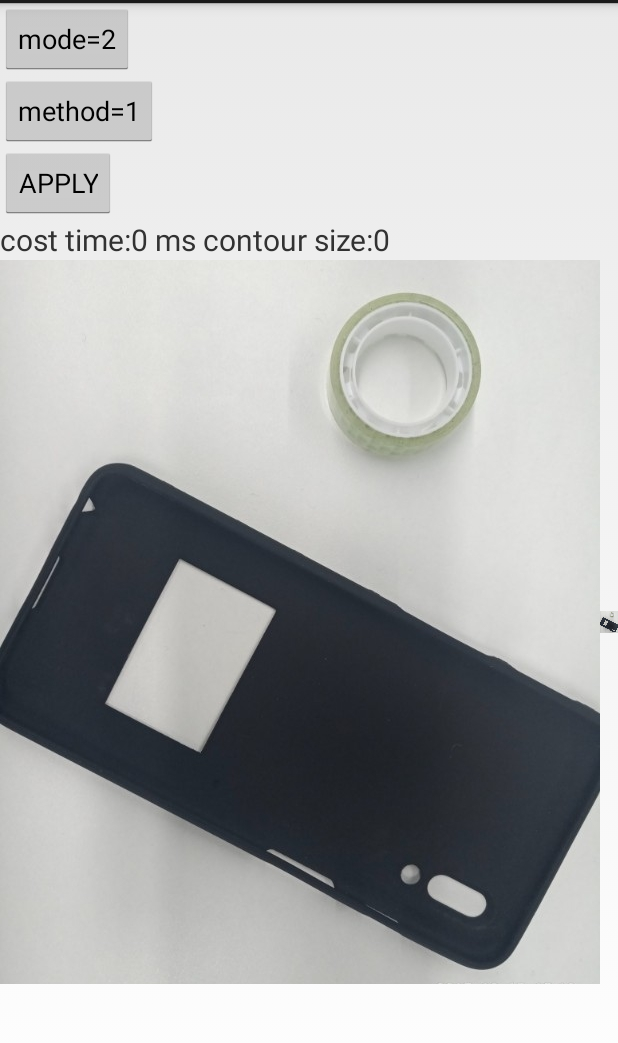
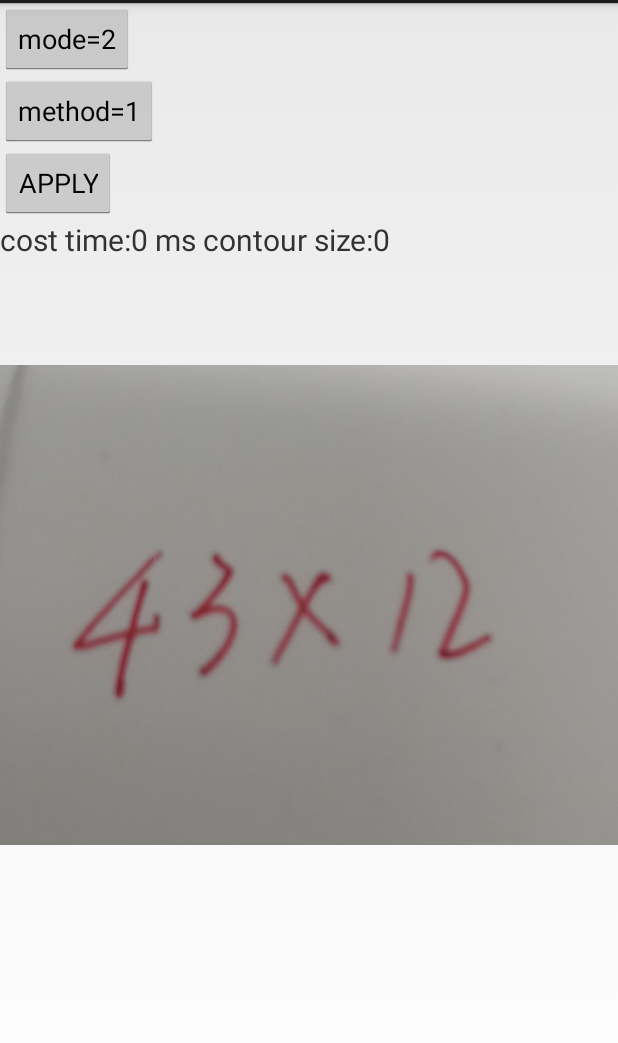
Before and after one commit to lq19324/TestOpenCV4Android, an Android app: the FindContoursActivity screen opened directly, with no data from a screen before it, after a tap on "APPLY", on a phone screen of 412 x 824 dp, the part 69-1112 px from its top. Run offline under Robolectric (Android 15) with nearby library versions, the phone set to English and light mode, and no system bars; 1 statement that could not run was skipped.

Commit message:
modify find contours
问题原因:
解决方案:
验证建议:

```diff
--- a/app/src/main/java/com/example/lq/testopencv/FindContoursActivity.java
+++ b/app/src/main/java/com/example/lq/testopencv/FindContoursActivity.java
@@ -43,7 +43,7 @@ public class FindContoursActivity extends Activity {
 
         AssetManager am = getAssets();
         try {
-            mSrcBitmap = BitmapFactory.decodeStream(am.open("test_find_contours.jpg"));
+            mSrcBitmap = BitmapFactory.decodeStream(am.open("test_find_contours1.jpg"));
             mDstBitmap = Bitmap.createBitmap(mSrcBitmap.getWidth(), mSrcBitmap.getHeight(), Bitmap.Config.ARGB_8888);
         } catch (IOException e) {
             e.printStackTrace();
@@ -81,7 +81,7 @@ public class FindContoursActivity extends Activity {
         Canvas canvas = new Canvas(mDstBitmap);
         canvas.drawBitmap(mSrcBitmap, 0, 0, null);
 
-        int[] colors = {Color.RED, Color.BLUE, Color.CYAN, Color.GREEN, Color.LTGRAY};
+        int[] colors = {Color.RED, Color.BLUE, Color.CYAN, Color.GREEN, Color.MAGENTA};
 
         Paint paint = new Paint();
         paint.setStyle(Paint.Style.STROKE);
```
